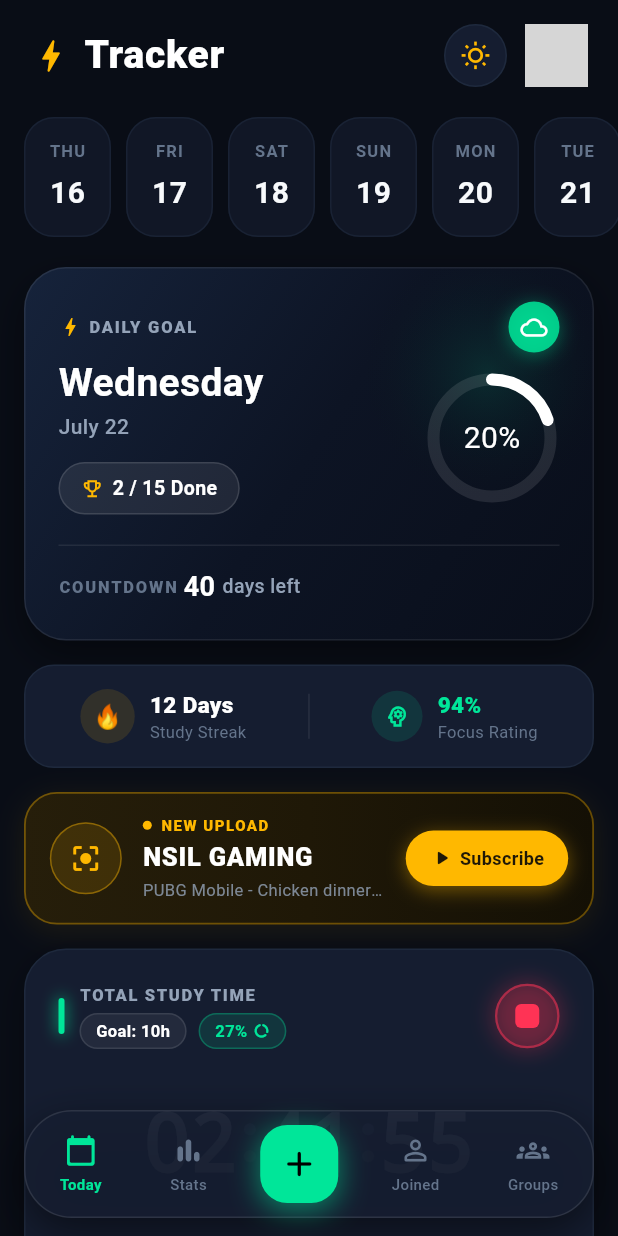
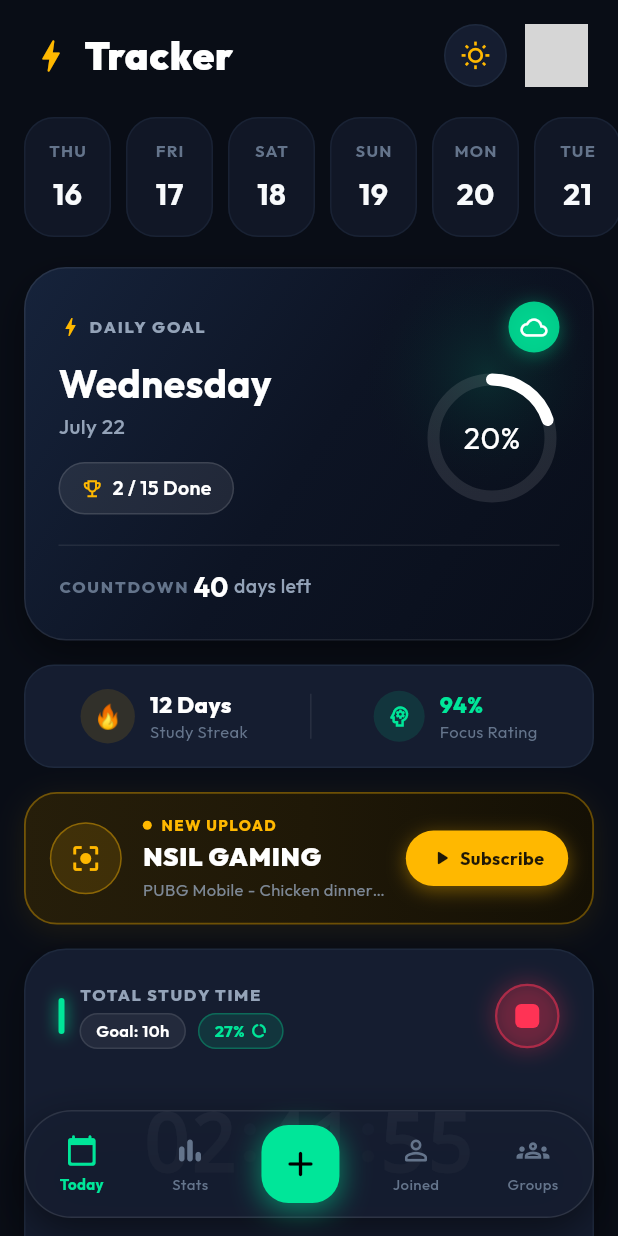
Before and after one commit to surajktr/apex-study-timer, a Flutter app: the screen it shows after launch, on a phone screen of 412 x 824 dp. Run offline on Flutter 3.47's test engine with Material 3 defaults, Android fonts, the phone set to English and light mode, and no system bars; our stand-ins replace google_fonts; network calls fail; statements that could not run were skipped; grey boxes are pictures that could not be loaded.

Commit message:
refactor: apply outfit font theme & optimize separators for build safety

```diff
--- a/lib/main.dart
+++ b/lib/main.dart
@@ -1,5 +1,6 @@
 import 'package:flutter/material.dart';
 import 'package:flutter/services.dart';
+import 'package:google_fonts/google_fonts.dart';
 import 'screens/home_screen.dart';
 import 'theme/app_colors.dart';
 
@@ -37,6 +38,9 @@ class ApexStudyTimerApp extends StatelessWidget {
           surface: AppColors.surface,
           background: AppColors.background,
         ),
+        textTheme: GoogleFonts.outfitTextTheme(
+          ThemeData.dark().textTheme,
+        ),
         useMaterial3: true,
       ),
       home: const HomeScreen(),
--- a/lib/widgets/study_timer_card.dart
+++ b/lib/widgets/study_timer_card.dart
@@ -331,18 +331,26 @@ class _StudyTimerCardState extends State<StudyTimerCard> {
   }
 
   Widget _buildColonSeparator() {
-    return const Padding(
-      padding: EdgeInsets.symmetric(horizontal: 4),
+    return Padding(
+      padding: const EdgeInsets.symmetric(horizontal: 4),
       child: Column(
         children: [
-          CircleAvatar(
-            radius: 4,
-            backgroundColor: AppColors.textMuted,
+          Container(
+            width: 8,
+            height: 8,
+            decoration: const BoxDecoration(
+              color: AppColors.textMuted,
+              shape: BoxShape.circle,
+            ),
           ),
-          SizedBox(height: 10),
-          CircleAvatar(
-            radius: 4,
-            backgroundColor: AppColors.textMuted,
+          const SizedBox(height: 10),
+          Container(
+            width: 8,
+            height: 8,
+            decoration: const BoxDecoration(
+              color: AppColors.textMuted,
+              shape: BoxShape.circle,
+            ),
           ),
         ],
       ),
```
